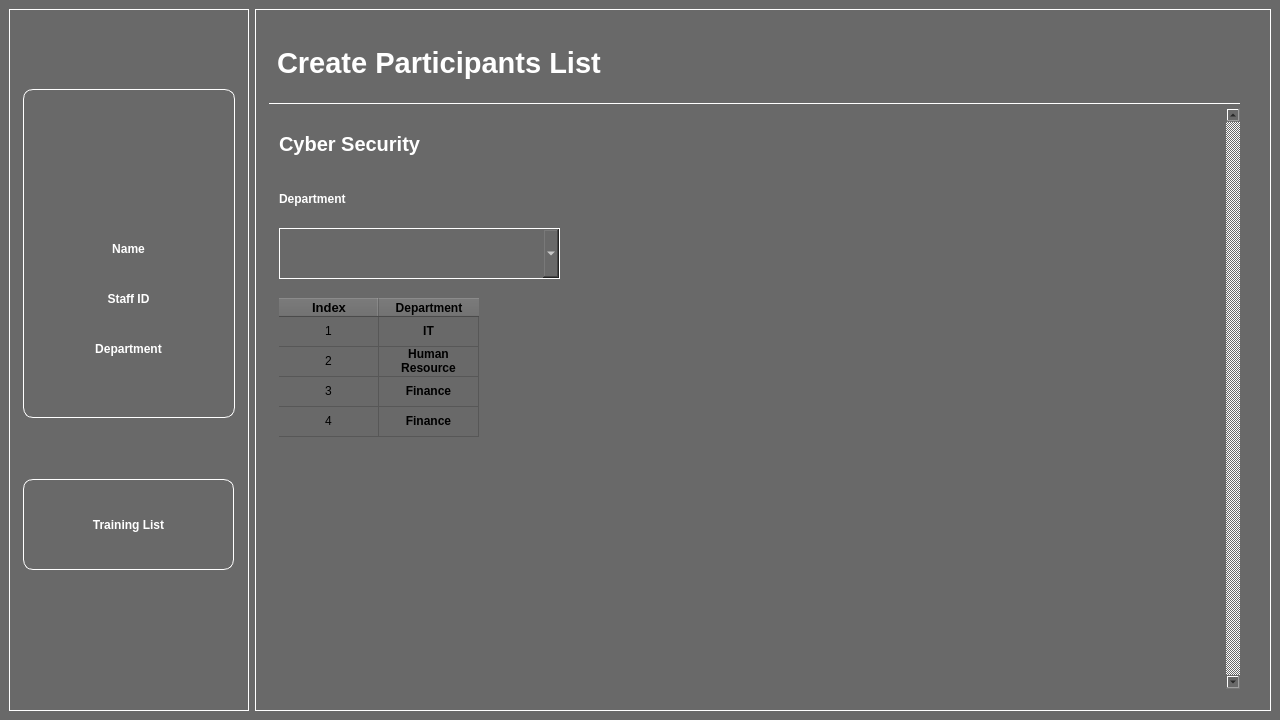
This is hr_add_by_department.ui in yjia28tan/Staff-Training-Tracking-System-STTS- as Qt 5 draws it before an edit. The edited form follows.
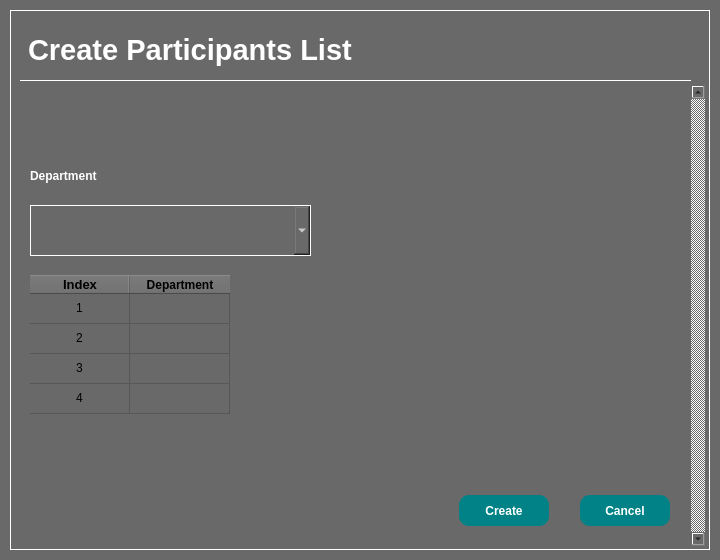
This is the edited form. Icons and pictures are not drawn.

What changed in the file:
```diff
--- a/hr_add_by_department.ui
+++ b/hr_add_by_department.ui
@@ -1,336 +1,30 @@
 <?xml version="1.0" encoding="UTF-8"?>
 <ui version="4.0">
- <class>MainWindow</class>
- <widget class="QMainWindow" name="MainWindow">
+ <class>AddParticipants</class>
+ <widget class="QDialog" name="AddParticipants">
   <property name="geometry">
    <rect>
     <x>0</x>
     <y>0</y>
-    <width>1280</width>
-    <height>720</height>
+    <width>720</width>
+    <height>560</height>
    </rect>
   </property>
-  <property name="minimumSize">
-   <size>
-    <width>1280</width>
-    <height>720</height>
-   </size>
-  </property>
-  <property name="maximumSize">
-   <size>
-    <width>1280</width>
-    <height>720</height>
-   </size>
-  </property>
   <property name="windowTitle">
-   <string>MainWindow</string>
-  </property>
-  <property name="autoFillBackground">
-   <bool>false</bool>
+   <string>Dialog</string>
   </property>
   <property name="styleSheet">
    <string notr="true">background-color: #696969;</string>
   </property>
-  <widget class="QWidget" name="centralwidget">
-   <property name="minimumSize">
-    <size>
-     <width>1280</width>
-     <height>720</height>
-    </size>
-   </property>
-   <property name="maximumSize">
-    <size>
-     <width>1280</width>
-     <height>720</height>
-    </size>
-   </property>
-   <property name="autoFillBackground">
-    <bool>false</bool>
-   </property>
-   <layout class="QHBoxLayout" name="horizontalLayout">
-    <item>
-     <widget class="QFrame" name="side_frame">
-      <property name="minimumSize">
-       <size>
-        <width>240</width>
-        <height>0</height>
-       </size>
-      </property>
-      <property name="maximumSize">
-       <size>
-        <width>240</width>
-        <height>16777215</height>
-       </size>
-      </property>
-      <property name="styleSheet">
-       <string notr="true">border: 1px solid white;</string>
-      </property>
-      <property name="frameShape">
-       <enum>QFrame::StyledPanel</enum>
-      </property>
-      <property name="frameShadow">
-       <enum>QFrame::Raised</enum>
-      </property>
-      <widget class="QFrame" name="profile_frame">
-       <property name="geometry">
-        <rect>
-         <x>14</x>
-         <y>80</y>
-         <width>212</width>
-         <height>329</height>
-        </rect>
-       </property>
-       <property name="styleSheet">
-        <string notr="true">border-radius: 10px;</string>
-       </property>
-       <property name="frameShape">
-        <enum>QFrame::StyledPanel</enum>
-       </property>
-       <property name="frameShadow">
-        <enum>QFrame::Raised</enum>
-       </property>
-       <widget class="QPushButton" name="profile_button">
-        <property name="geometry">
-         <rect>
-          <x>63</x>
-          <y>40</y>
-          <width>90</width>
-          <height>90</height>
-         </rect>
-        </property>
-        <property name="sizePolicy">
-         <sizepolicy hsizetype="Minimum" vsizetype="Fixed">
-          <horstretch>0</horstretch>
-          <verstretch>0</verstretch>
-         </sizepolicy>
-        </property>
-        <property name="minimumSize">
-         <size>
-          <width>90</width>
-          <height>90</height>
-         </size>
-        </property>
-        <property name="maximumSize">
-         <size>
-          <width>90</width>
-          <height>90</height>
-         </size>
-        </property>
-        <property name="styleSheet">
-         <string notr="true">border: none;
-border-radius: 50%;
-</string>
-        </property>
-        <property name="text">
-         <string/>
-        </property>
-        <property name="icon">
-         <iconset>
-          <normaloff>profile.png</normaloff>profile.png</iconset>
-        </property>
-        <property name="iconSize">
-         <size>
-          <width>90</width>
-          <height>90</height>
-         </size>
-        </property>
-       </widget>
-       <widget class="QLabel" name="name_label">
-        <property name="geometry">
-         <rect>
-          <x>10</x>
-          <y>150</y>
-          <width>191</width>
-          <height>20</height>
-         </rect>
-        </property>
-        <property name="layoutDirection">
-         <enum>Qt::LeftToRight</enum>
-        </property>
-        <property name="styleSheet">
-         <string notr="true">border: none;
-color: white;
-font-weight: bold;
-</string>
-        </property>
-        <property name="text">
-         <string>Name</string>
-        </property>
-        <property name="alignment">
-         <set>Qt::AlignCenter</set>
-        </property>
-       </widget>
-       <widget class="QLabel" name="staff_id_label">
-        <property name="geometry">
-         <rect>
-          <x>10</x>
-          <y>200</y>
-          <width>191</width>
-          <height>20</height>
-         </rect>
-        </property>
-        <property name="styleSheet">
-         <string notr="true">border: none;
-color: white;
-font-weight: bold;</string>
-        </property>
-        <property name="text">
-         <string>Staff ID</string>
-        </property>
-        <property name="alignment">
-         <set>Qt::AlignCenter</set>
-        </property>
-       </widget>
-       <widget class="QLabel" name="department_label">
-        <property name="geometry">
-         <rect>
-          <x>10</x>
-          <y>250</y>
-          <width>191</width>
-          <height>20</height>
-         </rect>
-        </property>
-        <property name="styleSheet">
-         <string notr="true">border: none;
-color: white;
-font-weight: bold;</string>
-        </property>
-        <property name="text">
-         <string>Department</string>
-        </property>
-        <property name="alignment">
-         <set>Qt::AlignCenter</set>
-        </property>
-       </widget>
-       <widget class="QLabel" name="name_db">
-        <property name="geometry">
-         <rect>
-          <x>10</x>
-          <y>170</y>
-          <width>191</width>
-          <height>20</height>
-         </rect>
-        </property>
-        <property name="styleSheet">
-         <string notr="true">border: none;
-color: white;</string>
-        </property>
-        <property name="text">
-         <string/>
-        </property>
-        <property name="alignment">
-         <set>Qt::AlignCenter</set>
-        </property>
-       </widget>
-       <widget class="QLabel" name="id_db">
-        <property name="geometry">
-         <rect>
-          <x>10</x>
-          <y>220</y>
-          <width>191</width>
-          <height>20</height>
-         </rect>
-        </property>
-        <property name="styleSheet">
-         <string notr="true">border: none;
-color: white;</string>
-        </property>
-        <property name="text">
-         <string/>
-        </property>
-        <property name="alignment">
-         <set>Qt::AlignCenter</set>
-        </property>
-       </widget>
-       <widget class="QLabel" name="department_db">
-        <property name="geometry">
-         <rect>
-          <x>10</x>
-          <y>270</y>
-          <width>191</width>
-          <height>20</height>
-         </rect>
-        </property>
-        <property name="styleSheet">
-         <string notr="true">border: none;
-color: white;</string>
-        </property>
-        <property name="text">
-         <string/>
-        </property>
-        <property name="alignment">
-         <set>Qt::AlignCenter</set>
-        </property>
-       </widget>
-      </widget>
-      <widget class="QPushButton" name="list_button">
-       <property name="geometry">
-        <rect>
-         <x>14</x>
-         <y>470</y>
-         <width>211</width>
-         <height>91</height>
-        </rect>
-       </property>
-       <property name="styleSheet">
-        <string notr="true">color: white;
-font-weight: bold;
-border-radius: 10px;</string>
-       </property>
-       <property name="text">
-        <string>Training List</string>
-       </property>
-      </widget>
-      <widget class="QPushButton" name="logout_button">
-       <property name="geometry">
-        <rect>
-         <x>14</x>
-         <y>650</y>
-         <width>51</width>
-         <height>41</height>
-        </rect>
-       </property>
-       <property name="styleSheet">
-        <string notr="true">border: none;
-border-radius: 50%;</string>
-       </property>
-       <property name="text">
-        <string/>
-       </property>
-       <property name="icon">
-        <iconset>
-         <normaloff>logout.png</normaloff>logout.png</iconset>
-       </property>
-       <property name="iconSize">
-        <size>
-         <width>45</width>
-         <height>45</height>
-        </size>
-       </property>
-      </widget>
-      <widget class="QLabel" name="notification_menu_dot">
-       <property name="geometry">
-        <rect>
-         <x>170</x>
-         <y>570</y>
-         <width>21</width>
-         <height>21</height>
-        </rect>
-       </property>
-       <property name="styleSheet">
-        <string notr="true">border: none;</string>
-       </property>
-       <property name="text">
-        <string/>
-       </property>
-       <property name="scaledContents">
-        <bool>true</bool>
-       </property>
-      </widget>
-     </widget>
-    </item>
-    <item>
      <widget class="QFrame" name="main_frame">
+   <property name="geometry">
+    <rect>
+     <x>10</x>
+     <y>10</y>
+     <width>700</width>
+     <height>540</height>
+    </rect>
+   </property>
       <property name="styleSheet">
        <string notr="true">border: 1px solid white;</string>
       </property>
@@ -343,10 +37,10 @@
       <widget class="QLabel" name="header">
        <property name="geometry">
         <rect>
-         <x>14</x>
-         <y>14</y>
-         <width>971</width>
-         <height>81</height>
+      <x>10</x>
+      <y>10</y>
+      <width>671</width>
+      <height>61</height>
         </rect>
        </property>
        <property name="sizePolicy">
@@ -376,10 +70,10 @@
       <widget class="QScrollArea" name="scrollArea">
        <property name="geometry">
         <rect>
-         <x>14</x>
-         <y>99</y>
-         <width>971</width>
-         <height>581</height>
+      <x>10</x>
+      <y>75</y>
+      <width>685</width>
+      <height>461</height>
         </rect>
        </property>
        <property name="styleSheet">
@@ -396,16 +90,16 @@
          <rect>
           <x>0</x>
           <y>0</y>
-          <width>945</width>
-          <height>581</height>
-         </rect>
-        </property>
-        <widget class="QPushButton" name="training_name_db">
+       <width>664</width>
+       <height>461</height>
+      </rect>
+     </property>
+     <widget class="QPushButton" name="training_name_db_2">
          <property name="geometry">
           <rect>
            <x>10</x>
            <y>10</y>
-           <width>921</width>
+        <width>500</width>
            <height>51</height>
           </rect>
          </property>
@@ -424,16 +118,16 @@
 </string>
          </property>
          <property name="text">
-          <string>Cyber Security</string>
-         </property>
-        </widget>
-        <widget class="QTableWidget" name="department_table">
+       <string/>
+      </property>
+     </widget>
+     <widget class="QTableWidget" name="department_table_2">
          <property name="geometry">
           <rect>
            <x>10</x>
            <y>190</y>
-           <width>921</width>
-           <height>381</height>
+        <width>660</width>
+        <height>250</height>
           </rect>
          </property>
          <property name="sizePolicy">
@@ -552,7 +246,7 @@
          </item>
          <item row="0" column="1">
           <property name="text">
-           <string>IT</string>
+        <string/>
           </property>
           <property name="font">
            <font>
@@ -592,7 +286,7 @@
          </item>
          <item row="1" column="1">
           <property name="text">
-           <string>Human Resource</string>
+        <string/>
           </property>
           <property name="font">
            <font>
@@ -632,7 +326,7 @@
          </item>
          <item row="2" column="1">
           <property name="text">
-           <string>Finance</string>
+        <string/>
           </property>
           <property name="font">
            <font>
@@ -672,7 +366,7 @@
          </item>
          <item row="3" column="1">
           <property name="text">
-           <string>Finance</string>
+        <string/>
           </property>
           <property name="font">
            <font>
@@ -708,7 +402,7 @@
 border: 1px solid white;</string>
          </property>
         </widget>
-        <widget class="QLabel" name="department_label_2">
+     <widget class="QLabel" name="department_label">
          <property name="geometry">
           <rect>
            <x>10</x>
@@ -777,11 +471,62 @@
           </size>
          </property>
         </widget>
-       </widget>
-      </widget>
-     </widget>
-    </item>
-   </layout>
+     <widget class="QPushButton" name="cancel_button">
+      <property name="geometry">
+       <rect>
+        <x>560</x>
+        <y>410</y>
+        <width>90</width>
+        <height>31</height>
+       </rect>
+      </property>
+      <property name="font">
+       <font>
+        <pointsize>9</pointsize>
+        <weight>75</weight>
+        <bold>true</bold>
+       </font>
+      </property>
+      <property name="styleSheet">
+       <string notr="true">color: white;
+font-weight: bold;
+border-radius: 10px;
+background: #008287;
+border-color: white;</string>
+      </property>
+      <property name="text">
+       <string>Cancel</string>
+      </property>
+     </widget>
+     <widget class="QPushButton" name="create_button">
+      <property name="geometry">
+       <rect>
+        <x>439</x>
+        <y>410</y>
+        <width>90</width>
+        <height>31</height>
+       </rect>
+      </property>
+      <property name="font">
+       <font>
+        <pointsize>9</pointsize>
+        <weight>75</weight>
+        <bold>true</bold>
+       </font>
+      </property>
+      <property name="styleSheet">
+       <string notr="true">color: white;
+font-weight: bold;
+border-radius: 10px;
+background: #008287;
+border-color: white;</string>
+      </property>
+      <property name="text">
+       <string>Create</string>
+      </property>
+     </widget>
+    </widget>
+   </widget>
   </widget>
  </widget>
  <resources/>
```
Left out of the diff: 8 changed lines with no effect on the pictures. Lines whose indentation alone changed are shown as unchanged.
